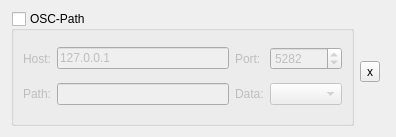
kampfschlaefer/tapstart, file tapstart_oscpath_base.ui: the form before one commit.
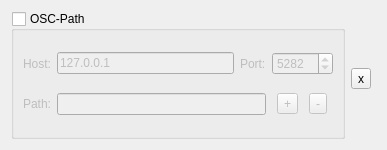
The form after the commit.

```diff
--- a/tapstart_oscpath_base.ui
+++ b/tapstart_oscpath_base.ui
@@ -6,8 +6,8 @@
    <rect>
     <x>0</x>
     <y>0</y>
-    <width>396</width>
-    <height>137</height>
+    <width>387</width>
+    <height>150</height>
    </rect>
   </property>
   <property name="windowTitle" >
@@ -85,7 +85,7 @@
         </property>
        </widget>
       </item>
-      <item row="1" column="1" >
+      <item row="1" column="1" colspan="2" >
        <widget class="QLineEdit" name="path" >
         <property name="minimumSize" >
          <size>
@@ -95,18 +95,36 @@
         </property>
        </widget>
       </item>
-      <item row="1" column="2" >
-       <widget class="QLabel" name="label_4" >
-        <property name="text" >
-         <string>Data:</string>
-        </property>
-        <property name="buddy" >
-         <cstring>value</cstring>
-        </property>
-       </widget>
-      </item>
       <item row="1" column="3" >
-       <widget class="QComboBox" name="value" />
+       <layout class="QHBoxLayout" >
+        <item>
+         <widget class="QToolButton" name="btnMore" >
+          <property name="toolTip" >
+           <string>Add More arguments</string>
+          </property>
+          <property name="text" >
+           <string>+</string>
+          </property>
+         </widget>
+        </item>
+        <item>
+         <widget class="QToolButton" name="btnLess" >
+          <property name="toolTip" >
+           <string>Less arguments</string>
+          </property>
+          <property name="text" >
+           <string>-</string>
+          </property>
+         </widget>
+        </item>
+       </layout>
+      </item>
+      <item row="2" column="0" colspan="4" >
+       <layout class="QHBoxLayout" >
+        <property name="spacing" >
+         <number>0</number>
+        </property>
+       </layout>
       </item>
      </layout>
     </widget>
```
